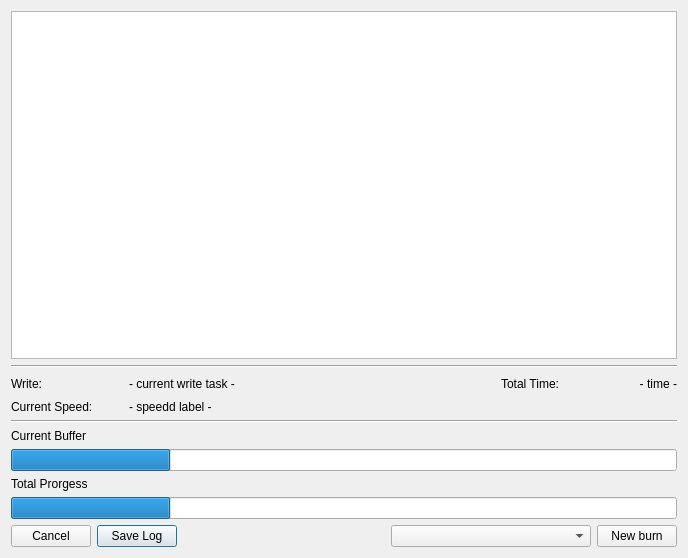
Before: the Qt Designer form src/dialogs/burndialog.ui in ognif/diskbutler, drawn with Qt 5.
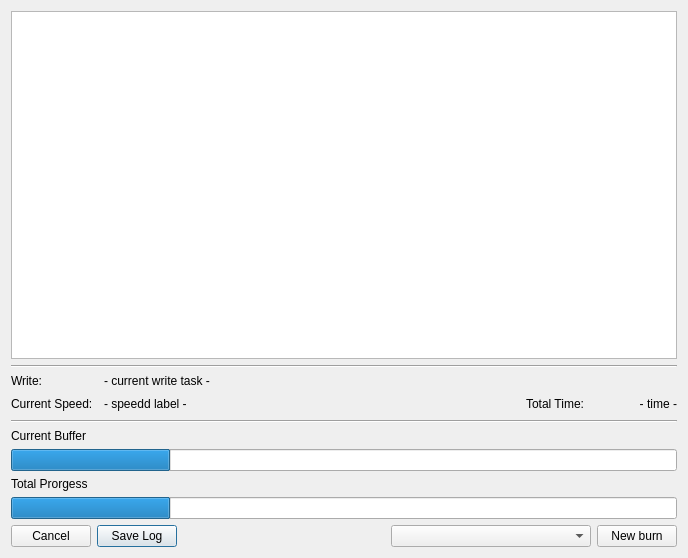
After: the same form once the commit is applied.

What changed in the file:
```diff
--- a/src/dialogs/burndialog.ui
+++ b/src/dialogs/burndialog.ui
@@ -48,38 +48,7 @@
          </property>
         </widget>
        </item>
-       <item row="1" column="0">
-        <widget class="QLabel" name="label">
-         <property name="text">
-          <string>Current Speed:</string>
-         </property>
-        </widget>
-       </item>
-       <item row="0" column="3">
-        <widget class="QLabel" name="label_6">
-         <property name="text">
-          <string>Total Time:</string>
-         </property>
-         <property name="alignment">
-          <set>Qt::AlignRight|Qt::AlignTrailing|Qt::AlignVCenter</set>
-         </property>
-        </widget>
-       </item>
-       <item row="1" column="1">
-        <widget class="QLabel" name="currentSpeed">
-         <property name="text">
-          <string>- speedd label - </string>
-         </property>
-        </widget>
-       </item>
-       <item row="0" column="1">
-        <widget class="QLabel" name="currentTask">
-         <property name="text">
-          <string>- current write task -</string>
-         </property>
-        </widget>
-       </item>
-       <item row="0" column="2">
+       <item row="2" column="3">
         <spacer name="horizontalSpacer">
          <property name="orientation">
           <enum>Qt::Horizontal</enum>
@@ -95,7 +64,31 @@
          </property>
         </spacer>
        </item>
-       <item row="0" column="4">
+       <item row="2" column="4">
+        <widget class="QLabel" name="label_6">
+         <property name="text">
+          <string>Total Time:</string>
+         </property>
+         <property name="alignment">
+          <set>Qt::AlignRight|Qt::AlignTrailing|Qt::AlignVCenter</set>
+         </property>
+        </widget>
+       </item>
+       <item row="2" column="1">
+        <widget class="QLabel" name="currentSpeed">
+         <property name="text">
+          <string>- speedd label - </string>
+         </property>
+        </widget>
+       </item>
+       <item row="2" column="0">
+        <widget class="QLabel" name="label">
+         <property name="text">
+          <string>Current Speed:</string>
+         </property>
+        </widget>
+       </item>
+       <item row="2" column="5">
         <widget class="QLabel" name="totalTime">
          <property name="text">
           <string>- time -</string>
@@ -105,6 +98,13 @@
          </property>
         </widget>
        </item>
+       <item row="0" column="1" colspan="5">
+        <widget class="QLabel" name="currentTask">
+         <property name="text">
+          <string>- current write task -</string>
+         </property>
+        </widget>
+       </item>
       </layout>
      </item>
      <item>
```
Left out of the diff: 12 changed lines with no effect on the pictures.
